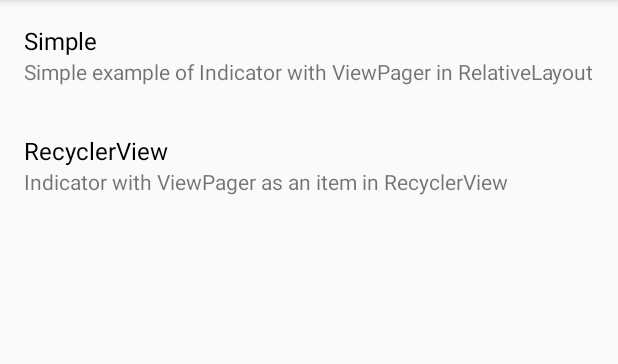
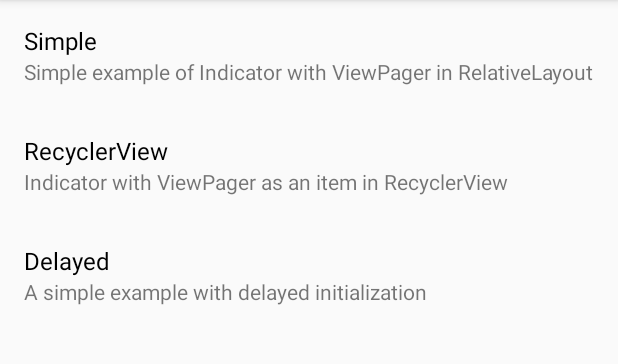
Before and after one commit to shuhart/BubblePagerIndicator, an Android app: the screen it shows after launch (MainActivity), on a phone screen of 412 x 824 dp, the part 84-448 px from its top. Run offline under Robolectric (Android 15) with nearby library versions, the phone set to English and light mode, and no system bars.

Commit message:
add a delayed sample

```diff
--- a/sample/src/main/AndroidManifest.xml
+++ b/sample/src/main/AndroidManifest.xml
@@ -21,6 +21,7 @@
             android:label="@string/title_activity_blank" />
         <activity android:name=".RecyclerViewSampleActivity" />
         <activity android:name=".SimpleActivity" />
+        <activity android:name=".DelayedActivity" />
     </application>
 
 </manifest>
--- a/sample/src/main/java/com/shuhart/bubblepagerindicator/sample/MainActivity.java
+++ b/sample/src/main/java/com/shuhart/bubblepagerindicator/sample/MainActivity.java
@@ -26,12 +26,16 @@ public class MainActivity extends AppCompatActivity {
                     case RECYCLER_VIEW:
                         startActivity(new Intent(MainActivity.this, RecyclerViewSampleActivity.class));
                         break;
+                    case DELAYED:
+                        startActivity(new Intent(MainActivity.this, DelayedActivity.class));
+                        break;
                 }
             }
         };
         adapter.items = new ArrayList<SampleItem>(){{
             add(SampleItem.SIMPLE);
             add(SampleItem.RECYCLER_VIEW);
+            add(SampleItem.DELAYED);
         }};
         recyclerView.setLayoutManager(new LinearLayoutManager(this));
         recyclerView.setAdapter(adapter);
--- a/sample/src/main/java/com/shuhart/bubblepagerindicator/sample/MainAdapter.java
+++ b/sample/src/main/java/com/shuhart/bubblepagerindicator/sample/MainAdapter.java
@@ -65,6 +65,10 @@ public class MainAdapter extends RecyclerView.Adapter<MainAdapter.SampleViewHold
                     title = context.getString(R.string.sample_simple_title);
                     subtitle = context.getString(R.string.sample_simple_subtitle);
                     break;
+                case DELAYED:
+                    title = context.getString(R.string.sample_delayed_title);
+                    subtitle = context.getString(R.string.sample_delayed_subtitle);
+                    break;
                 default:
                     throw new RuntimeException("Unknown item type");
             }
--- a/sample/src/main/java/com/shuhart/bubblepagerindicator/sample/SampleItem.java
+++ b/sample/src/main/java/com/shuhart/bubblepagerindicator/sample/SampleItem.java
@@ -2,5 +2,6 @@ package com.shuhart.bubblepagerindicator.sample;
 
 public enum SampleItem {
     SIMPLE,
-    RECYCLER_VIEW
+    RECYCLER_VIEW,
+    DELAYED
 }
--- a/sample/src/main/res/values/strings.xml
+++ b/sample/src/main/res/values/strings.xml
@@ -12,4 +12,6 @@
     <string name="sample_simple_subtitle">Simple example of Indicator with ViewPager in RelativeLayout</string>
     <string name="sample_recyclerview_title">RecyclerView</string>
     <string name="sample_recyclerview_subtitle">Indicator with ViewPager as an item in RecyclerView</string>
+    <string name="sample_delayed_title">Delayed</string>
+    <string name="sample_delayed_subtitle">A simple example with delayed initialization</string>
 </resources>
```
Also changed, not shown: sample/src/main/java/com/shuhart/bubblepagerindicator/sample/DelayedActivity.java (added, +85 -0 lines).
